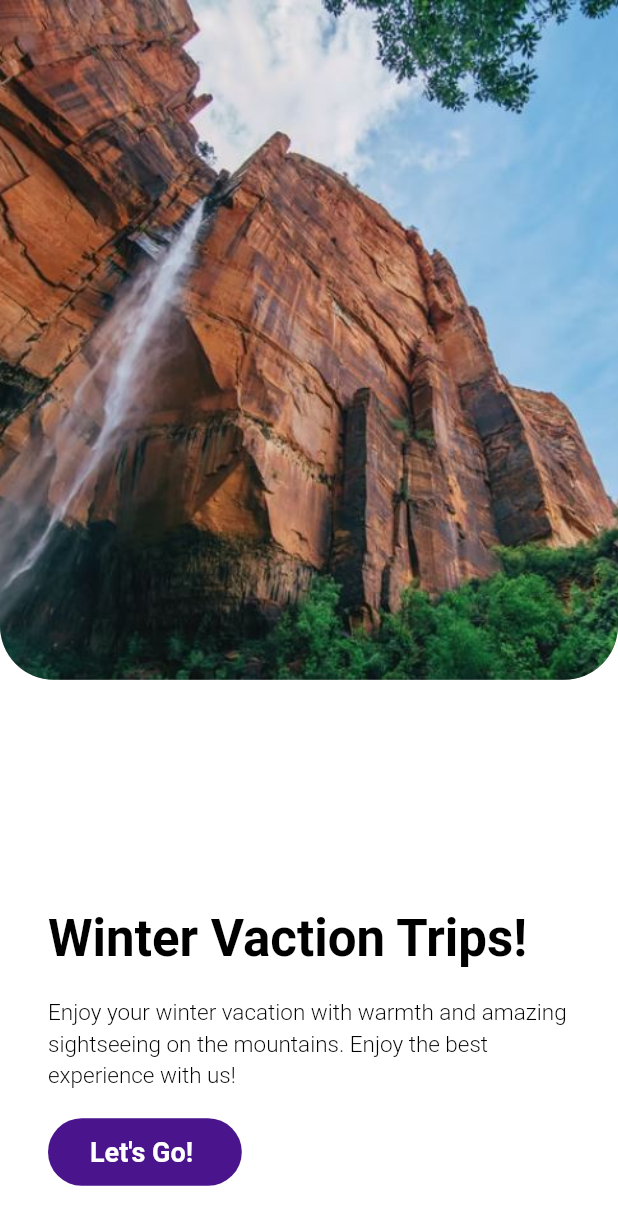
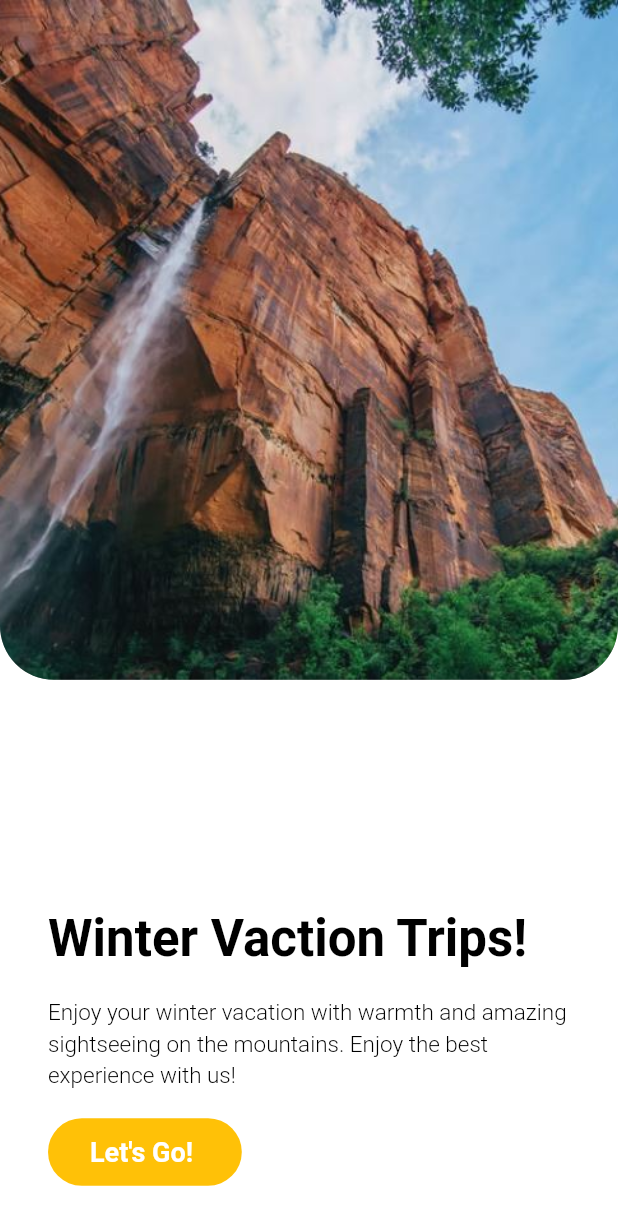
Before and after one commit to SsantaJ/AppTurismo, a Flutter app: the screen it shows after launch, on a phone screen of 412 x 824 dp. Shown: the top 1225 px of the screen. Run offline on Flutter 3.47's test engine with Material 2 defaults, Android fonts, the phone set to English and light mode, and no system bars; Roboto replaces fonts that are missing (PlayFair).

Commit message:
Plantilla modificada colores y barra

```diff
--- a/lib/constants/colors.dart
+++ b/lib/constants/colors.dart
@@ -1,6 +1,6 @@
 import 'package:flutter/material.dart';
 
-Color kAccentColor = Colors.purple.shade900;
+Color kAccentColor = Color(0XFFFFC107);
 Color kPrimaryColor = Colors.white;
-Color kAppBarBackground = Colors.white;
+Color kAppBarBackground = Color(0XFFFFC107);
 Color kHighlightColor = Colors.red;
--- a/lib/views/HomePage/state/homepageStateProvider.dart
+++ b/lib/views/HomePage/state/homepageStateProvider.dart
@@ -17,12 +17,12 @@ class HomePageStateProvider extends ChangeNotifier
 
   List<String> kTopListLink = [
     'Popular',
-    'Featured',
-    'Most Visited',
-    'Europe',
-    'Asia',
-    'Canada',
-    'Australia'
+    'Museos',
+    'Centros Comerciales',
+    'Lugar representativos',
+    'Bibliotecas',
+    'Parques',
+    'Miradores'
   ];
 
   Future<List<PlaceModel>> getFeaturedPlaces() async {
```
Also changed, not shown: lib/components/appbar.dart (+9 -6 lines), lib/views/HomePage/homepage.dart (+4 -12 lines), pubspec.lock.
